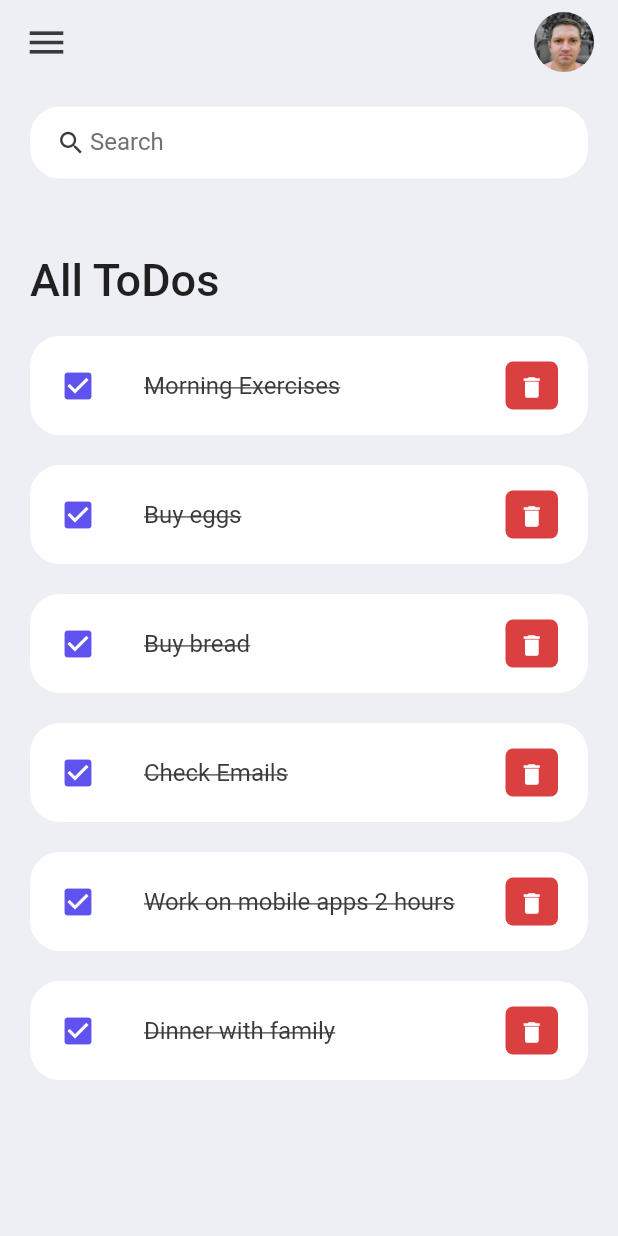
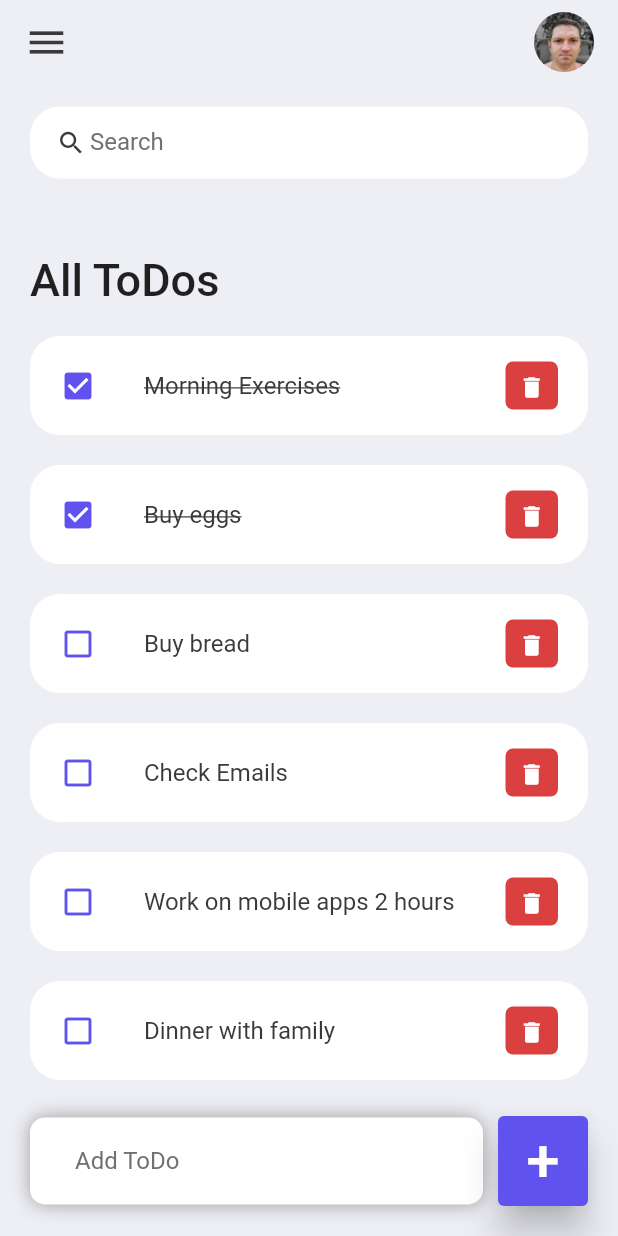
Before and after one commit to Cyberprostir/todo_simple, a Flutter app: the screen it shows after launch, on a phone screen of 412 x 824 dp. Run offline on Flutter 3.47's test engine with Material 2 defaults, Android fonts, the light colour scheme and no system bars.

Commit message:
elevated button add task

```diff
--- a/lib/model/todo.dart
+++ b/lib/model/todo.dart
@@ -14,27 +14,27 @@
       ToDo(
         id: '01',
         todoText: 'Morning Exercises',
-        isDone: false,
+        isDone: true,
       ),
       ToDo(
         id: '02',
         todoText: 'Buy eggs',
-        isDone: false,
+        isDone: true,
       ),
       ToDo(
         id: '03',
         todoText: 'Buy bread',
-        isDone: false,
+        //isDone: false,
       ),
       ToDo(
         id: '04',
         todoText: 'Check Emails',
-        isDone: false,
+        //isDone: false,
       ),
       ToDo(
         id: '05',
         todoText: 'Work on mobile apps 2 hours',
-        isDone: false,
+        //isDone: false,
       ),
       ToDo(
         id: '06',
--- a/lib/screens/home.dart
+++ b/lib/screens/home.dart
@@ -15,7 +15,9 @@
     return Scaffold(
       backgroundColor: tdBGColor,
       appBar: _buildAppBar(),
-      body: Container(
+      body: Stack(
+        children: [
+          Container(
             padding: const EdgeInsets.symmetric(
               horizontal: 20,
               vertical: 15,
@@ -36,13 +38,58 @@
                               fontWeight: FontWeight.w500),
                         ),
                       ),
-                  for (ToDo todo in toDoList)
-                  ToDoItem(todo: todo),
+                      for (ToDo todo in toDoList) ToDoItem(todo: todo),
                     ],
                   ),
                 )
               ],
             ),
+          ),
+          Align(
+            alignment: Alignment.bottomCenter,
+            child: Row(
+              children: [
+                Expanded(
+                  child: Container(
+                    margin: EdgeInsets.only(bottom: 20, left: 20, right: 10),
+                    padding: EdgeInsets.symmetric(horizontal: 20, vertical: 5),
+                    decoration: BoxDecoration(
+                      color: Colors.white,
+                      boxShadow: const [
+                        BoxShadow(
+                          color: Colors.grey,
+                          spreadRadius: 0.0,
+                          blurRadius: 10.0,
+                          offset: Offset(0.0, 0.0),
+                        ),
+                      ],
+                      borderRadius: BorderRadius.circular(10),
+                    ),
+                    child: TextField(
+                      decoration: InputDecoration(
+                        contentPadding: EdgeInsets.all(10),
+                        border: InputBorder.none,
+                        hintText: 'Add ToDo',
+                        hintStyle: TextStyle(color: tdGrey),
+                      ),
+                    ),
+                  ),
+                ),
+                Container(
+                  margin: EdgeInsets.only(bottom: 20, right: 20),
+                  child: ElevatedButton(child: Text("+", style: TextStyle(fontSize: 40,),),
+                    onPressed: () {},
+                    style: ElevatedButton.styleFrom(
+                      backgroundColor: tdBlue,
+                      minimumSize: Size(60, 60),
+                      elevation: 10,
+                      //padding: EdgeInsets.symmetric(horizontal: 20, vertical: 10),
+                  ),
+                  ),
+                ),
+              ]),
+          ),
+        ],
       ),
     );
   }
--- a/lib/widgets/todo_item.dart
+++ b/lib/widgets/todo_item.dart
@@ -21,7 +21,7 @@
         contentPadding: EdgeInsets.symmetric(horizontal: 20, vertical: 5),
         tileColor: Colors.white,
         leading: Icon(
-          Icons.check_box,
+          todo.isDone!? Icons.check_box : Icons.check_box_outline_blank,
           color: tdBlue,
         ),
         title: Text(
@@ -29,7 +29,7 @@
           style: TextStyle(
             fontSize: 16,
             color: tdBlack,
-            decoration: TextDecoration.lineThrough,
+            decoration: todo.isDone!? TextDecoration.lineThrough : null,
           ),
         ),
         trailing: Container(
```
Lines whose indentation alone changed are shown as unchanged.
